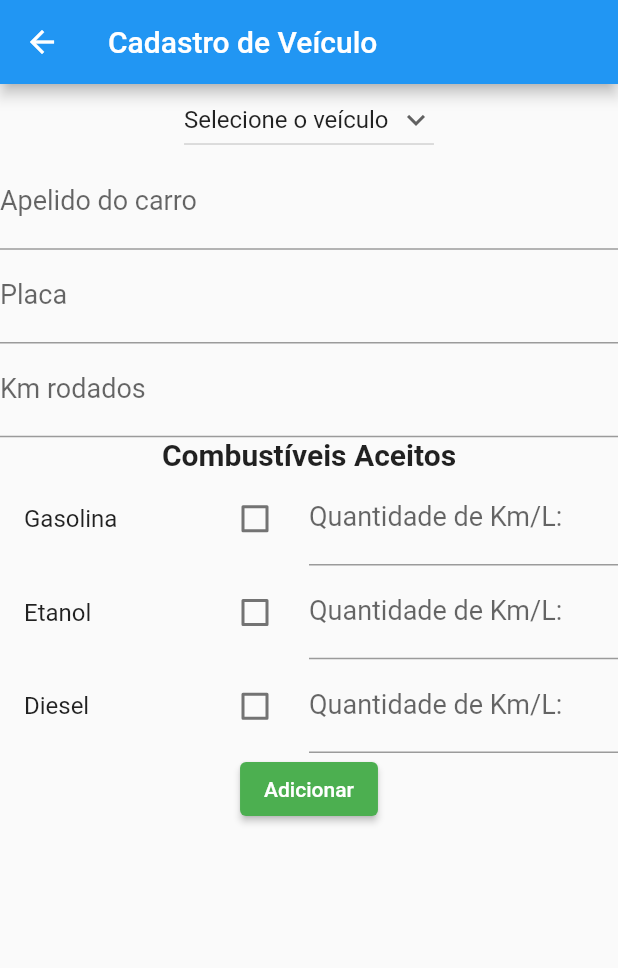
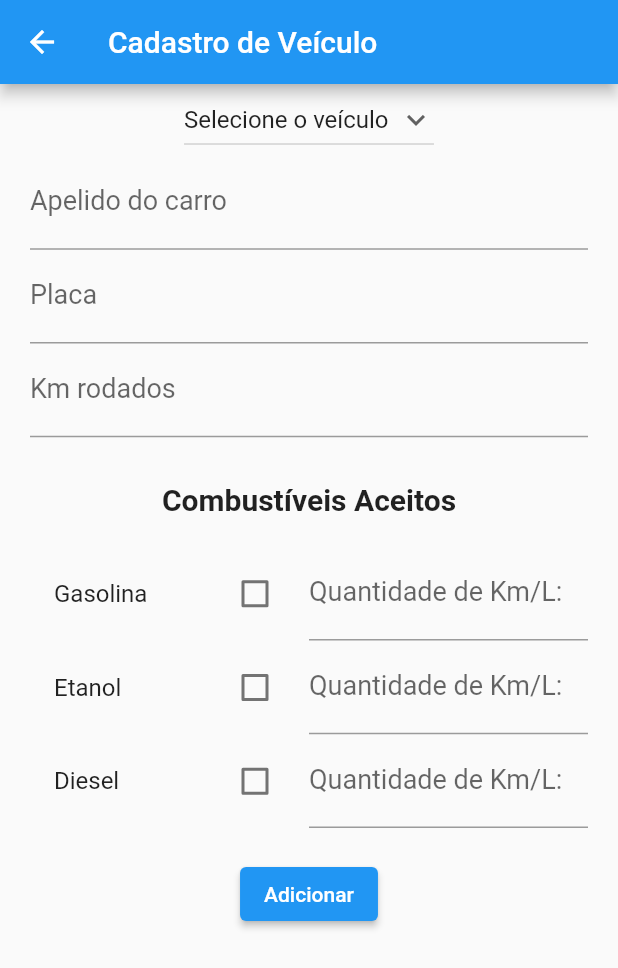
Before and after one commit to GomideLeo/grupo-do-carro, a Flutter app: the screen it shows after launch, after a tap on "Adicionar Carro", on a phone screen of 412 x 824 dp. Shown: the top 968 px of the screen. Run offline on Flutter 3.47's test engine with Material 2 defaults, Android fonts, the phone set to English and light mode, and no system bars; our stand-ins replace flutter_svg, shared_preferences, sqflite; accounts and stored records are empty; network calls fail.

Commit message:
ajustes de front, paddings e botoes

```diff
--- a/gupo_carro/lib/main.dart
+++ b/gupo_carro/lib/main.dart
@@ -7,11 +7,8 @@ import 'package:gupo_carro/shared/SelecionarCarro.dart';
 import 'package:gupo_carro/views/HomePage.dart';
 
 void main() async {
-
-
   runApp(const App());
 }
-
 
 class App extends StatelessWidget {
   const App({Key? key}) : super(key: key);
@@ -19,6 +16,7 @@ class App extends StatelessWidget {
   @override
   Widget build(BuildContext context) {
     return MaterialApp(
+      theme: ThemeData(primarySwatch: Colors.blue),
       debugShowCheckedModeBanner: false,
       title: 'Meus Carros',
       initialRoute: '/',
@@ -30,37 +28,3 @@ class App extends StatelessWidget {
     );
   }
 }
-
-// class AppState extends State<App> {
-//   int selected = 0;
-//   List<CarModel> carList = List<CarModel>.empty();
-
-//   _get() async {
-//     var res = 'Resposta do back end';//await http.get('request URL');
-//     // tratamento dados back end
-//     // seta dados para serem utilizados
-//     setState(() => selected = 0);
-//     setState(() => carList = List<CarModel>.empty());
-//   }
-
-//   @override
-//   void initState() {
-//     super.initState();
-//     _get();
-//   }
-
-//   @override
-//   Widget build(BuildContext context) {
-//     return AppData(
-//       selected: -1,
-//       carList: List<CarModel>.empty(),
-//       child: const IntermediateApp(),
-//     );
-//   }
-// }
-
-// class IntermediateApp extends StatelessWidget {
-//   const IntermediateApp({Key? key}) : super(key: key);
-
-
-// }
--- a/gupo_carro/lib/shared/CadastroVeiculo.dart
+++ b/gupo_carro/lib/shared/CadastroVeiculo.dart
@@ -92,6 +92,8 @@ class _CadastroVeiculoState extends State<CadastroVeiculo> {
         title: const Text("Cadastro de Veículo"),
       ),
       body: SingleChildScrollView(
+        child: Container(
+          margin: const EdgeInsets.only(left: 20.0, right: 20.0),
           child: Column(
             children: <Widget>[
               Row(
@@ -123,7 +125,8 @@ class _CadastroVeiculoState extends State<CadastroVeiculo> {
               ),
               TextField(
                 keyboardType: TextInputType.text,
-              decoration: const InputDecoration(labelText: "Apelido do carro"),
+                decoration:
+                    const InputDecoration(labelText: "Apelido do carro"),
                 style: const TextStyle(
                   fontSize: 18,
                 ),
@@ -148,39 +151,45 @@ class _CadastroVeiculoState extends State<CadastroVeiculo> {
                 controller:
                     _odometerEditingController, //controlador do nosso campo de texto
               ),
+              SizedBox(height: 30),
               Column(
                 children: [
                   const Text(
                     'Combustíveis Aceitos',
                     textAlign: TextAlign.center,
                     overflow: TextOverflow.ellipsis,
-                  style: TextStyle(fontWeight: FontWeight.bold, fontSize: 20.0),
+                    style:
+                        TextStyle(fontWeight: FontWeight.bold, fontSize: 20.0),
                   ),
+                  SizedBox(height: 20),
                   Column(
                       children: _gasTypes
                           .map((type) => buildGasTypeThing(type))
                           .toList())
                 ],
               ),
+              SizedBox(height: 20),
               ElevatedButton(
                 child: const Text("Adicionar"),
-              style: ElevatedButton.styleFrom(
-                primary: Colors.green,
-              ),
                 onPressed: () {
                   CarModel carModel = convertToCarModel();
                   carModel.saveToSharedPreferences();
                   Navigator.popUntil(context, (route) => false);
 
                   // Navigator.pop(context);
-                Navigator.push(context,
-                    MaterialPageRoute(builder: (context) => const HomePage()));
-                Navigator.push(context,
-                    MaterialPageRoute(builder: (context) => CarView(carModel)));
+                  Navigator.push(
+                      context,
+                      MaterialPageRoute(
+                          builder: (context) => const HomePage()));
+                  Navigator.push(
+                      context,
+                      MaterialPageRoute(
+                          builder: (context) => CarView(carModel)));
                   // CarModel.getFromSharedPreferences().then((value) => log(value![0].toString()));
                 },
               ),
             ],
+          ),
         ),
       ),
     );
--- a/gupo_carro/lib/shared/SelecionarCarro.dart
+++ b/gupo_carro/lib/shared/SelecionarCarro.dart
@@ -9,11 +9,8 @@ import 'package:gupo_carro/model/CarModel.dart';
 import 'package:gupo_carro/views/CarView.dart';
 
 class SelecionarCarro extends StatelessWidget {
-
   @override
   Widget build(BuildContext context) {
-
-
     return Container(
       child: Row(
         children: [
@@ -32,21 +29,21 @@ class SelecionarCarro extends StatelessWidget {
     List<Widget> children = [];
 
     children.add(getCarSelection(context));
-    children.add(
-      OutlinedButton(
+    children.add(Padding(
+      padding: const EdgeInsets.only(top: 13.0),
+      child: ElevatedButton(
         onPressed: (() {
           Navigator.push(
             context,
             MaterialPageRoute(builder: (context) => const CadastroVeiculo()),
           );
         }),
-        style: ButtonStyle(
-          padding:
-              MaterialStateProperty.all<EdgeInsets>(const EdgeInsets.all(16.0)),
+        style: ElevatedButton.styleFrom(
+          minimumSize: Size(240, 40),
         ),
         child: const Text("Adicionar Carro"),
       ),
-    );
+    ));
 
     return children;
   }
@@ -73,7 +70,9 @@ class SelecionarCarro extends StatelessWidget {
   }
 
   Widget getCarWidget(BuildContext context, CarModel car) {
-    return OutlinedButton(
+    return Padding(
+      padding: const EdgeInsets.only(top: 13.0),
+      child: OutlinedButton(
         onPressed: (() {
           Navigator.push(
             context,
@@ -85,6 +84,7 @@ class SelecionarCarro extends StatelessWidget {
               showPhoto: true, showOdometer: true, showGasStats: false),
           width: 200,
         ),
+      ),
     );
   }
 }
--- a/gupo_carro/lib/views/HomePage.dart
+++ b/gupo_carro/lib/views/HomePage.dart
@@ -12,18 +12,6 @@ class HomePage extends StatelessWidget {
 
   @override
   Widget build(BuildContext context) {
-    // AppData appData = AppData.of(context);
-
-    // verificação de primeiro login
-    // if (appData!.carList.isEmpty) {
-    //   Navigator.pushNamed(context, '/car/register');
-    // }
-    // else if (appData!.selected < 0) {
-    //   Navigator.pushNamed(context, '/car/select');
-    // }
-
-    // CarModel selectedCar = appData.carList![appData.selected];
-
     return Scaffold(
       appBar: AppBar(
         title: const Text("My Car"),
@@ -32,36 +20,7 @@ class HomePage extends StatelessWidget {
         child: SingleChildScrollView(
           child: Column(
             mainAxisAlignment: MainAxisAlignment.center,
-            children: <Widget>[
-              SelecionarCarro()
-              // Text('selected: ${appData.selected}\ncarName: ${selectedCar.nickname}\ncarPlate: ${selectedCar.plate}'),
-              // // SelecionarServico(),
-              // OutlinedButton(
-              //   onPressed: (() {
-              //     int newSelection = appData.selected-1;
-              //     appData.chooseCar(newSelection);
-              //     selectedCar = appData.carList[newSelection];
-              //   }),
-              //   child: const Text("Selecionar anterior"),
-              //   style: ButtonStyle(
-              //     padding: MaterialStateProperty.all<EdgeInsets>(
-              //         const EdgeInsets.all(30.0)),
-              //   ),
-              // ),
-              // OutlinedButton(
-              //   onPressed: (() {
-              //     int newSelection = appData.selected+1;
-              //     appData.chooseCar(newSelection);
-              //     selectedCar = appData.carList[newSelection];
-              //   }),
-              //   child: const Text("Selecionar proximo"),
-              //   style: ButtonStyle(
-              //     padding: MaterialStateProperty.all<EdgeInsets>(
-              //         const EdgeInsets.all(30.0)),
-              //   ),
-              // ),
-              // CarData(selectedCar),
-            ],
+            children: <Widget>[SelecionarCarro()],
           ),
         ),
       ),
```
Also changed, not shown: gupo_carro/lib/gasolina/postosPerto.dart (+13 -8 lines), gupo_carro/lib/oleo/MaintLista.dart (+13 -21 lines), gupo_carro/lib/views/CarView.dart (+14 -3 lines), 3 other files. Lines whose indentation alone changed are shown as unchanged.
